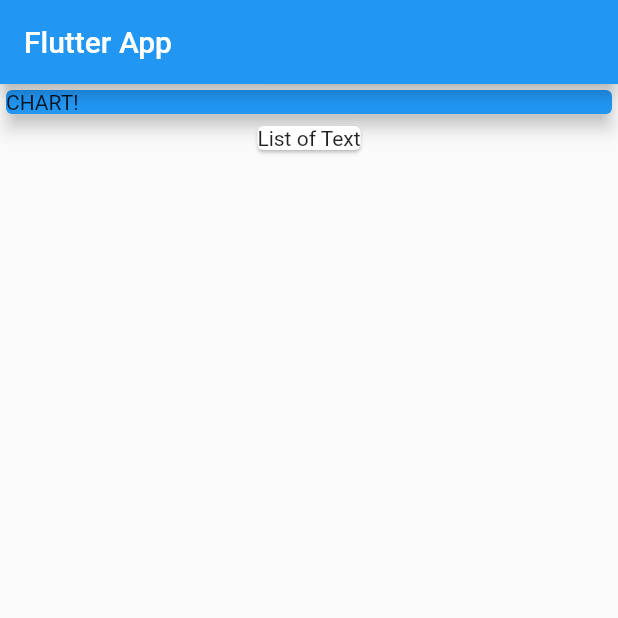
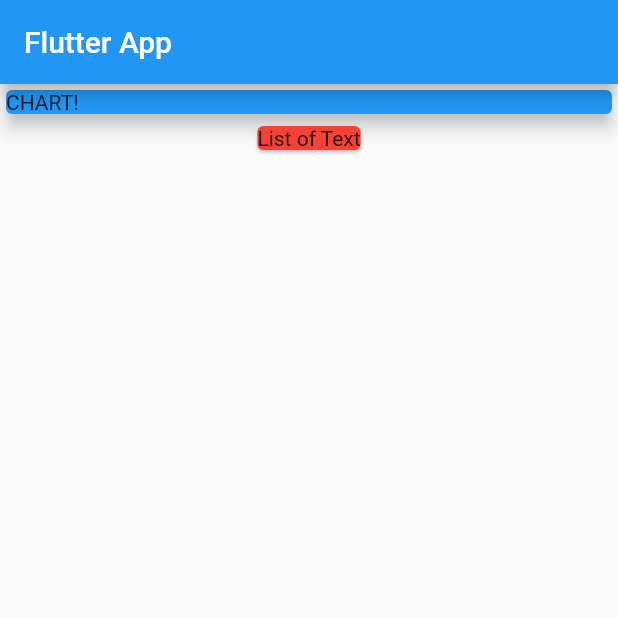
Before and after one commit to sangar3/ExpensesApp, a Flutter app: the screen it shows after launch, on a phone screen of 412 x 824 dp, the top half of it. Run offline on Flutter 3.47's test engine with Material 2 defaults, Android fonts, the phone set to English and light mode, and no system bars.

```diff
--- a/expenses_app/lib/main.dart
+++ b/expenses_app/lib/main.dart
@@ -1,3 +1,4 @@
+import './transaction.dart';
 import 'package:flutter/material.dart';
 
 void main() => runApp(MyApp());
@@ -13,15 +14,34 @@ class MyApp extends StatelessWidget {
 }
 
 class MyHomePage extends StatelessWidget {
+  final List<Transaction> transactions= [
+    Transaction
+    (
+      id: 't1',
+      title: "Bitcoin",
+      amount:50.99,
+      date:DateTime.now()
+    ),
+    Transaction
+    (
+      id: 't1',
+      title: "ethereum",
+      amount:50.99,
+      date:DateTime.now()
+    )
+  ];
   @override
-  Widget build(BuildContext context) {
+  Widget build(BuildContext context)
+  {
     return Scaffold
     (
-      appBar: AppBar(
+      appBar: AppBar
+      (
         title: Text('Flutter App'),
       ),
       body: Column
         (
+
           children: <Widget>
           [
             Container
@@ -40,6 +60,7 @@ class MyHomePage extends StatelessWidget {
             ),
             Card
             (
+              color: Colors.red,
               child: Text("List of Text"),
             ),
           ],
--- /dev/null
+++ b/expenses_app/lib/transaction.dart
@@ -0,0 +1,17 @@
+import 'package:flutter/foundation.dart';  //for @required
+class Transaction
+{
+  final String id;
+  final String title;
+  final double amount;
+  final DateTime date;
+
+  // bind the arougement for the vars.
+  Transaction
+  ({
+    @required this.id,
+    @required this.title,
+    @required this.amount,
+    @required this.date
+  });
+}
```
